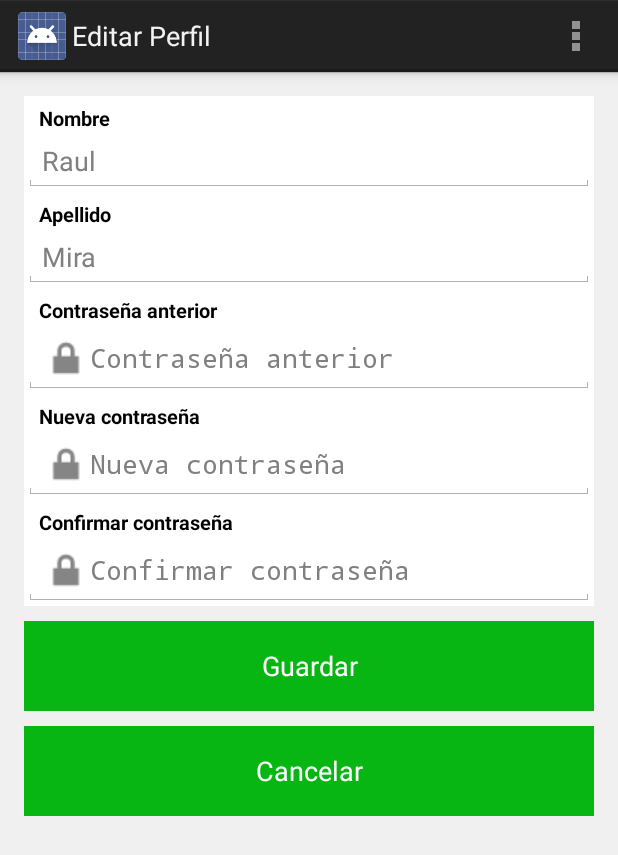
After one commit to richerrer/ProyectoInteraccion, an Android app: the EditarPerfil screen opened directly, with no data from a screen before it, on a phone screen of 412 x 824 dp. The commit adds this screen. Shown: the top 855 px of the screen. Run offline under Robolectric (Android 15) with nearby library versions, the phone set to English and light mode, and no system bars.

Commit message:
Pantalla para editar perfil.

```diff
--- a/MiCash/app/src/main/AndroidManifest.xml
+++ b/MiCash/app/src/main/AndroidManifest.xml
@@ -52,6 +52,10 @@
             android:name=".ConfigurarAlarma"
             android:label="@string/title_activity_configurar_alarma" >
         </activity>
+        <activity
+            android:name=".EditarPerfil"
+            android:label="@string/title_activity_editar_perfil" >
+        </activity>
     </application>
 
 </manifest>
--- /dev/null
+++ b/MiCash/app/src/main/java/com/miCash/espol/activity/EditarPerfil.java
@@ -0,0 +1,36 @@
+package com.miCash.espol.activity;
+
+import android.app.Activity;
+import android.os.Bundle;
+import android.view.Menu;
+import android.view.MenuItem;
+import com.miCash.espol.activity.R;
+
+public class EditarPerfil extends Activity {
+
+    @Override
+    protected void onCreate(Bundle savedInstanceState) {
+        super.onCreate(savedInstanceState);
+        setContentView(R.layout.activity_editar_perfil);
+    }
+
+
+    @Override
+    public boolean onCreateOptionsMenu(Menu menu) {
+        // Inflate the menu; this adds items to the action bar if it is present.
+        getMenuInflater().inflate(R.menu.editar_perfil, menu);
+        return true;
+    }
+
+    @Override
+    public boolean onOptionsItemSelected(MenuItem item) {
+        // Handle action bar item clicks here. The action bar will
+        // automatically handle clicks on the Home/Up button, so long
+        // as you specify a parent activity in AndroidManifest.xml.
+        int id = item.getItemId();
+        if (id == R.id.action_settings) {
+            return true;
+        }
+        return super.onOptionsItemSelected(item);
+    }
+}
--- /dev/null
+++ b/MiCash/app/src/main/res/layout/activity_editar_perfil.xml
@@ -0,0 +1,169 @@
+<android.support.v4.widget.DrawerLayout
+    xmlns:android="http://schemas.android.com/apk/res/android"
+    android:id="@+id/drawer_layout_editar_perfil"
+    android:layout_width="match_parent"
+    android:layout_height="match_parent">
+
+    <LinearLayout xmlns:android="http://schemas.android.com/apk/res/android"
+        xmlns:tools="http://schemas.android.com/tools"
+        android:layout_width="match_parent"
+        android:layout_height="match_parent"
+        android:orientation="vertical"
+        android:paddingLeft="@dimen/activity_horizontal_margin"
+        android:paddingRight="@dimen/activity_horizontal_margin"
+        android:paddingTop="@dimen/activity_vertical_margin"
+        android:paddingBottom="@dimen/activity_vertical_margin"
+        tools:context="com.miCash.espol.activity.EditarPerfil"
+        android:background="#fff0f0f0"
+        android:id="@+id/layout0">
+
+        <LinearLayout
+            android:id="@+id/layout3"
+            android:orientation="vertical"
+            android:layout_width="fill_parent"
+            android:layout_height="wrap_content"
+            android:background="#ffffffff"
+            android:visibility="visible">
+
+            <TextView
+                android:layout_width="match_parent"
+                android:layout_height="wrap_content"
+                android:text="@string/nombre"
+                android:id="@+id/textView"
+                android:textAlignment="center"
+                android:textSize="13dp"
+                android:textColor="#ff000000"
+                android:textIsSelectable="false"
+                android:paddingLeft="10dp"
+                android:paddingTop="5dp"
+                android:textStyle="bold" />
+
+            <EditText
+                android:id="@+id/txt_nombre"
+                android:layout_width="match_parent"
+                android:layout_height="40dp"
+                android:layout_weight="1"
+                android:ems="10"
+                android:hint="@string/nombreEjemplo"
+                android:inputType="textPersonName"
+                tools:ignore="NestedWeights" />
+
+            <TextView
+                android:layout_width="match_parent"
+                android:layout_height="wrap_content"
+                android:text="@string/apellido"
+                android:id="@+id/textView4"
+                android:textAlignment="center"
+                android:textSize="13dp"
+                android:textColor="#ff000000"
+                android:textIsSelectable="false"
+                android:paddingLeft="10dp"
+                android:paddingTop="5dp"
+                android:textStyle="bold" />
+
+            <EditText
+                android:id="@+id/txt_apellido"
+                android:layout_width="match_parent"
+                android:layout_height="40dp"
+                android:layout_weight="1"
+                android:ems="10"
+                android:hint="@string/apellidoEjemplo"
+                android:inputType="textPersonName" />
+
+            <TextView
+                android:layout_width="match_parent"
+                android:layout_height="wrap_content"
+                android:text="@string/oldContrasena"
+                android:id="@+id/textView5"
+                android:textAlignment="center"
+                android:textSize="13dp"
+                android:textColor="#ff000000"
+                android:textIsSelectable="false"
+                android:paddingLeft="10dp"
+                android:paddingTop="5dp"
+                android:textStyle="bold" />
+
+            <EditText
+                android:id="@+id/txt_oldPassword"
+                android:layout_width="match_parent"
+                android:layout_height="wrap_content"
+                android:ems="10"
+                android:hint="@string/oldContrasena"
+                android:inputType="textPassword"
+                android:drawableLeft="@drawable/ic_action_secure"/>
+
+            <TextView
+                android:layout_width="match_parent"
+                android:layout_height="wrap_content"
+                android:text="@string/newContrasena"
+                android:id="@+id/textView6"
+                android:textAlignment="center"
+                android:textSize="13dp"
+                android:textColor="#ff000000"
+                android:textIsSelectable="false"
+                android:paddingLeft="10dp"
+                android:paddingTop="5dp"
+                android:textStyle="bold" />
+
+            <EditText
+                android:id="@+id/txt_newPassword"
+                android:layout_width="match_parent"
+                android:layout_height="wrap_content"
+                android:ems="10"
+                android:hint="@string/newContrasena"
+                android:inputType="textPassword"
+                android:drawableLeft="@drawable/ic_action_secure" />
+
+            <TextView
+                android:layout_width="match_parent"
+                android:layout_height="wrap_content"
+                android:text="@string/contrasena_confirmar"
+                android:id="@+id/textView7"
+                android:textAlignment="center"
+                android:textSize="13dp"
+                android:textColor="#ff000000"
+                android:textIsSelectable="false"
+                android:paddingLeft="10dp"
+                android:paddingTop="5dp"
+                android:textStyle="bold" />
+
+            <EditText
+                android:id="@+id/txt_newPasswordAgain"
+                android:layout_width="match_parent"
+                android:layout_height="wrap_content"
+                android:ems="10"
+                android:hint="@string/contrasena_confirmar"
+                android:inputType="textPassword"
+                android:drawableLeft="@drawable/ic_action_secure" />
+        </LinearLayout>
+
+        <LinearLayout
+            android:orientation="vertical"
+            android:layout_width="fill_parent"
+            android:layout_height="wrap_content"
+            android:id="@+id/layout5">
+
+            <Button
+                android:layout_width="match_parent"
+                android:layout_height="60dp"
+                android:text="Guardar"
+                android:id="@+id/btn_guardarAlarma"
+                android:layout_marginTop="10dp"
+                android:background="@drawable/botonpulsado"
+                android:clickable="true"
+                android:textColor="#ffffffff" />
+
+            <Button
+                android:layout_width="match_parent"
+                android:layout_height="60dp"
+                android:text="Cancelar"
+                android:id="@+id/btn_cancelarAlarma"
+                android:layout_marginTop="10dp"
+                android:background="@drawable/botonpulsado"
+                android:clickable="true"
+                android:textColor="#ffffffff" />
+        </LinearLayout>
+
+    </LinearLayout>
+
+</android.support.v4.widget.DrawerLayout>
--- /dev/null
+++ b/MiCash/app/src/main/res/menu/editar_perfil.xml
@@ -0,0 +1,8 @@
+<menu xmlns:android="http://schemas.android.com/apk/res/android"
+    xmlns:tools="http://schemas.android.com/tools"
+    tools:context="com.miCash.espol.activity.EditarPerfil" >
+    <item android:id="@+id/action_settings"
+        android:title="@string/action_settings"
+        android:orderInCategory="100"
+        android:showAsAction="never" />
+</menu>
--- a/MiCash/app/src/main/res/values/strings.xml
+++ b/MiCash/app/src/main/res/values/strings.xml
@@ -13,6 +13,8 @@
     <string name="correo_electronico">correo electrónico</string>
     <string name="username">Username</string>
     <string name="contrasena">Contraseña</string>
+    <string name="newContrasena">Nueva contraseña</string>
+    <string name="oldContrasena">Contraseña anterior</string>
     <string name="repitacontrasena">Repita la contraseña</string>
     <string name="contrasena_confirmar">Confirmar contraseña</string>
     <string name="perfil">PERFIL</string>
@@ -30,5 +32,6 @@
     <string name="title_activity_ingreso_gasto">IngresoGasto</string>
     <string name="title_activity_registrar_lugar">RegistrarLugar</string>
     <string name="title_activity_configurar_alarma">Configurar Alarma</string>
+    <string name="title_activity_editar_perfil">Editar Perfil</string>
 
 </resources>
```
